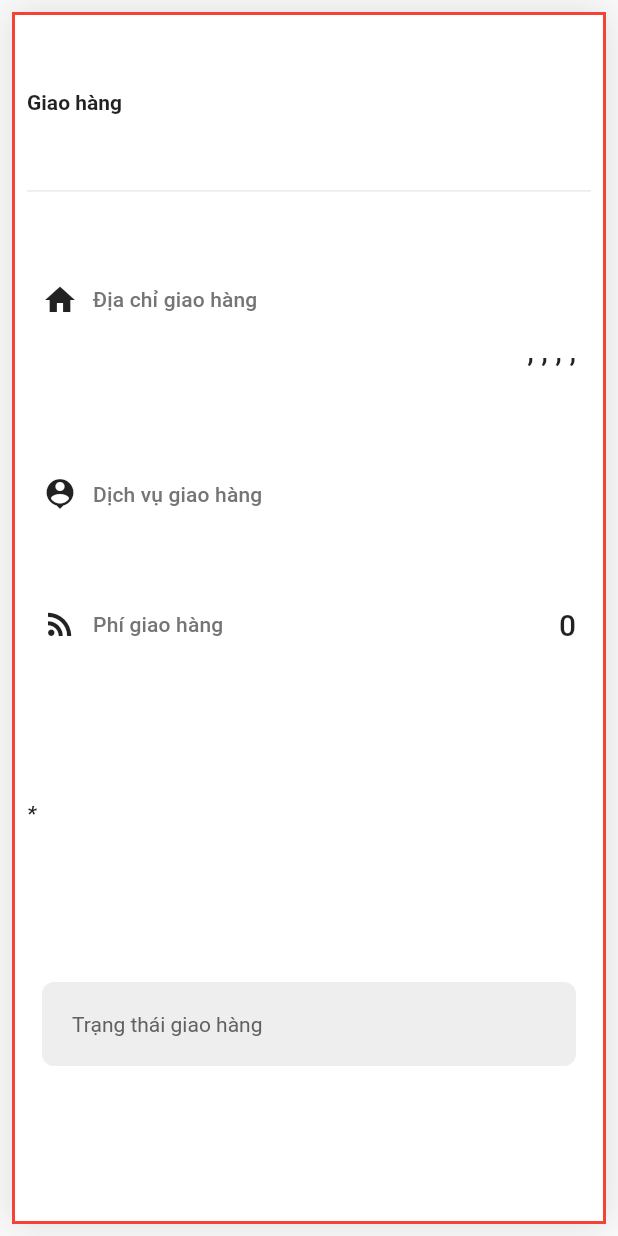
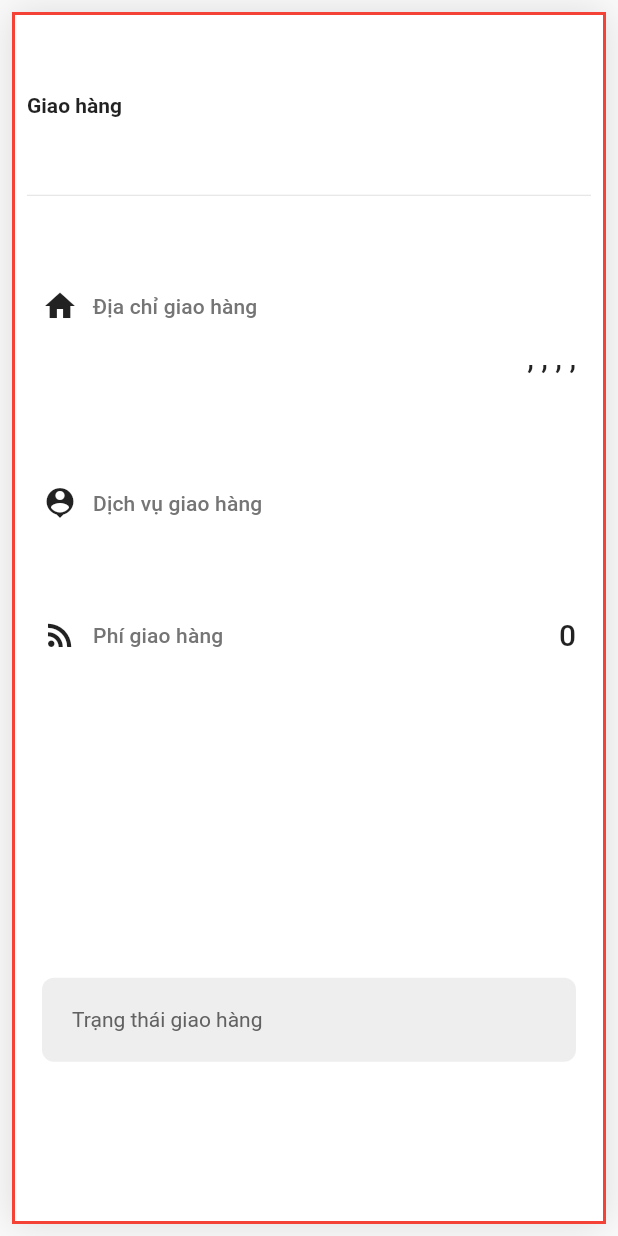
Before and after one commit to dongdm6897/flutter_shipping_plugin, a Flutter app: the ShippingStatusRealtime widget shown alone on an empty page, opened directly with empty values, on a phone screen of 412 x 824 dp. Run offline on Flutter 3.47's test engine with Material 2 defaults, Android fonts, the phone set to English and light mode, and no system bars; our stand-ins replace modal_progress_hud, rxdart; missing offline and left inert: global_configuration; network calls fail.

Commit message:
Add method shipping

```diff
--- a/lib/src/models/master_data.dart
+++ b/lib/src/models/master_data.dart
@@ -10,8 +10,8 @@
   static const int PENDING = 1;
   static const int PICK_UP = 2;
   static const int PICKED_UP = 3;
-  static const int DELIVERING = 4;
-  static const int DELIVERED = 5;
-  static const int PICKUP_FAILED = 6;
+  static const int PICKUP_FAILED = 4;
+  static const int DELIVERING = 5;
+  static const int DELIVERED = 6;
   static const int DELIVER_FAILED = 7;
 }
--- a/lib/src/models/shipping_information.dart
+++ b/lib/src/models/shipping_information.dart
@@ -16,7 +16,7 @@
 
   ShippingInformation(
       {this.id,
-      this.shippingFee,
+      this.shippingFee = 0,
       this.shippingAddress,
       this.listStatus,
       this.providerOrderCode,
@@ -49,7 +49,7 @@
     'shipping_fee': shippingFee,
     'shipping_address_id': shippingAddress.id,
     'shipping_status': listStatus?.map((s) => s.toJson())?.toList(),
-    'ship_provider_service_id': shipProviderService.id,
+    'ship_provider_service_id': shipProviderService?.id??null,
     'provider_order_code': providerOrderCode,
     'shipping_information_return':shippingInformationReturn?.toJson()??null
   };
--- a/lib/src/models/shipping_information_return.dart
+++ b/lib/src/models/shipping_information_return.dart
@@ -25,7 +25,7 @@
     if (json != null) {
       return new ShippingInformationReturn(
         id: json["id"],
-        shippingFee: json["name"],
+        shippingFee: json["shipping_fee"],
         shippingAddress: ShippingAddress.fromJSON(json["shipping_address"]),
         listStatus: List<ShippingInformationStatus>.from(json["status"]?.map((e) => ShippingInformationStatus.fromJSON(e))),
         providerOrderCode: json["provider_order_code"],
--- a/lib/src/providers/api_list.dart
+++ b/lib/src/providers/api_list.dart
@@ -3,6 +3,7 @@
   static const String API_GET_DISTRICT = "get_district";
   static const String API_GET_WARD = "get_ward";
   static const String API_GET_SHIPPING_INFORMATION = "get_shipping_information";
+  static const String API_SET_SHIPPING_STATUS = "set_shipping_status";
 //  static const String API_GET_STREET = "get_street";
 
   ///GHN
--- a/lib/src/providers/ghn_api_provider.dart
+++ b/lib/src/providers/ghn_api_provider.dart
@@ -5,7 +5,8 @@
 
 class GHNApiProvider extends ApiProvider {
   GHNApiProvider() : super() {
-    apiBaseUrl = "https://console.ghn.vn/api/v1/apiv3";
+    apiBaseUrl = "https://console.ghn.vn/api";
+    apiVersion = "v1/apiv3";
   }
 
   Future<dynamic> calculateFee(Map params){
--- a/lib/src/providers/ship_api_provider.dart
+++ b/lib/src/providers/ship_api_provider.dart
@@ -15,4 +15,9 @@
     return null;
   }
 
+  Future<bool> setShippingStatus(Map params) async{
+    var jsonData = await this.postData(ApiList.API_SET_SHIPPING_STATUS, params);
+    return jsonData;
+  }
+
 }
--- a/lib/src/providers/supership_api_provider.dart
+++ b/lib/src/providers/supership_api_provider.dart
@@ -5,7 +5,9 @@
 
 class SuperShipApiProvider extends ApiProvider {
   SuperShipApiProvider() : super() {
-    apiBaseUrl = "https://api.mysupership.vn/v1/partner";
+    apiBaseUrl = "https://api.mysupership.vn";
+    apiVersion = "v1/partner";
+
 
   }
 
@@ -29,5 +31,4 @@
     return this.getData(ApiList.API_SUPERSHIP_GET_COMMUNE, params);
   }
 
-
 }
--- a/lib/src/ui/widgets/shipping_status_realtime.dart
+++ b/lib/src/ui/widgets/shipping_status_realtime.dart
@@ -4,27 +4,28 @@
 import 'package:shipping_plugin/src/models/ship_pay_method.dart';
 import 'package:shipping_plugin/src/models/ship_provider.dart';
 import 'package:intl/intl.dart';
-import 'package:shipping_plugin/src/models/shipping_information_return.dart';
 
-class ShippingStatusRealtime extends StatefulWidget{
+class ShippingStatusRealtime extends StatefulWidget {
   final ShippingInformation shippingInformation;
   final ShipProvider shipProvider;
   final ShipPayMethod shipPayMethod;
 
-  const ShippingStatusRealtime({
-        Key key,
+
+  const ShippingStatusRealtime(
+      {Key key,
       this.shippingInformation,
       this.shipProvider,
-        this.shipPayMethod}) : super(key: key);
+      this.shipPayMethod})
+      : super(key: key);
 
   @override
   State<StatefulWidget> createState() {
     return new _ShippingStatusRealtimeState();
   }
-
 }
 
-class _ShippingStatusRealtimeState extends State<ShippingStatusRealtime> with TickerProviderStateMixin{
+class _ShippingStatusRealtimeState extends State<ShippingStatusRealtime>
+    with TickerProviderStateMixin {
   bool isCompleted;
 
   Animation<double> animation;
@@ -32,7 +33,7 @@
 
   @override
   void initState() {
-    isCompleted  = false;
+    isCompleted = false;
     //Animation
     _controller =
         new AnimationController(vsync: this, duration: Duration(seconds: 2))
@@ -43,9 +44,16 @@
   }
 
   @override
+  void dispose(){
+    _controller.dispose();
+    super.dispose();
+  }
+
+  @override
   Widget build(BuildContext context) {
     bool inProgress = false;
-    if((widget.shippingInformation?.listStatus != null && widget.shippingInformation.listStatus.length > 0)){
+    if ((widget.shippingInformation?.listStatus != null &&
+        widget.shippingInformation.listStatus.length > 0)) {
       inProgress = true;
     }
     return Container(
@@ -76,7 +84,9 @@
             _createInfoLine(
                 context: context,
                 label: "Địa chỉ giao hàng",
-                message: widget.shippingInformation?.shippingAddress?.toString() ?? "",
+                message:
+                    widget.shippingInformation?.shippingAddress?.toString() ??
+                        "",
                 icon: Icon(Icons.home),
                 isHorizonal: false),
             _createInfoLine(
@@ -88,22 +98,25 @@
             _createInfoLine(
                 context: context,
                 label: "Phí giao hàng",
-                message: widget.shippingInformation?.shippingFee?.toString() ?? "",
+                message:
+                    widget.shippingInformation?.shippingFee?.toString() ?? "",
                 icon: Icon(Icons.rss_feed),
                 isHorizonal: true),
-//            _createInfoLine(
-//                context: context,
-//                label: "Phí giao hàng",
-//                message: widget.shipPayMethod.description,
-//                icon: Icon(Icons.people),
-//                isHorizonal: false),
             Container(height: 10.0),
+            widget.shippingInformation.shippingFee > 0 ?
             Text(
               "* ${widget.shipPayMethod.description}",
-              style: TextStyle(fontWeight: FontWeight.bold,fontStyle: FontStyle.italic),
-            ),
+              style: TextStyle(
+                  fontWeight: FontWeight.bold, fontStyle: FontStyle.italic),
+            ) : SizedBox(),
             Container(height: 10.0),
-            Row(
+            Container(
+              padding: EdgeInsets.all(20.0),
+              decoration: BoxDecoration(
+                  color: Colors.grey.shade200,
+                  borderRadius: BorderRadius.circular(8.0)),
+              margin: EdgeInsets.all(10.0),
+              child: Row(
                 mainAxisSize: MainAxisSize.max,
                 children: <Widget>[
                   Expanded(
@@ -112,18 +125,13 @@
                       'Trạng thái giao hàng',
                       style: TextStyle(color: Colors.grey.shade700),
                     ),
-                      padding: EdgeInsets.all(20.0),
-                      decoration: BoxDecoration(
-                          color: Colors.grey.shade200,
-                          borderRadius: BorderRadius.circular(8.0)),
-                      margin: EdgeInsets.all(10.0),
                   )),
                 ],
               ),
-            shippingStatus()
+            ),
+            shippingStatus(),
           ],
-        )
-    );
+        ));
   }
 
   Widget _createInfoLine(
@@ -187,16 +195,18 @@
     return Row(children: <Widget>[
       icon,
       Padding(padding: EdgeInsets.all(5.0)),
-      Text(text, style: labelStyle ?? Theme.of(context)
+      Text(text,
+          style: labelStyle ??
+              Theme.of(context)
                   .textTheme
                   .subtitle
                   .copyWith(color: Colors.grey.shade600))
     ]);
   }
 
-  Widget shippingStatus(){
+  Widget shippingStatus() {
     return Column(
-      children: widget.shippingInformation?.listStatus?.map((status){
+      children: widget.shippingInformation?.listStatus?.map((status) {
             return Padding(
               padding: const EdgeInsets.all(8.0),
               child: Row(
@@ -212,17 +222,17 @@
                     child: Column(
                       crossAxisAlignment: CrossAxisAlignment.start,
                       children: <Widget>[
-                    Text(status.shippingStatus?.comment??""),
-                    Text(DateFormat("yyyy-MM-dd hh:mm:ss").format(status.updatedAt))
+                        Text(status.shippingStatus?.comment ?? ""),
+                        Text(DateFormat("yyyy-MM-dd hh:mm:ss")
+                            .format(status?.updatedAt??DateTime.now()))
                       ],
                     ),
                   )
                 ],
               ),
             );
-      })?.toList()??[],
+          })?.toList() ??
+          [],
     );
   }
-
-
 }
```
Also changed, not shown: lib/src/bloc/shipping_bloc.dart (+13 -0 lines), lib/src/providers/api_provider.dart (+5 -86 lines), lib/src/ui/widgets/shipping_status_realtime_return.dart (+5 -5 lines). Lines whose indentation alone changed are shown as unchanged.
